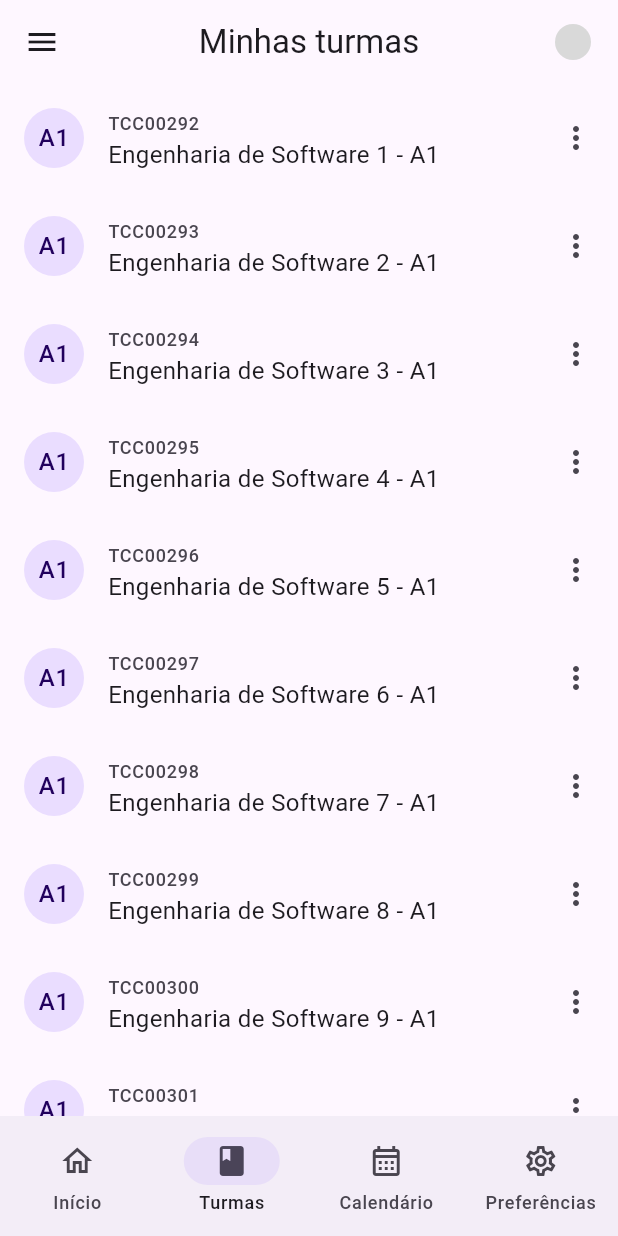
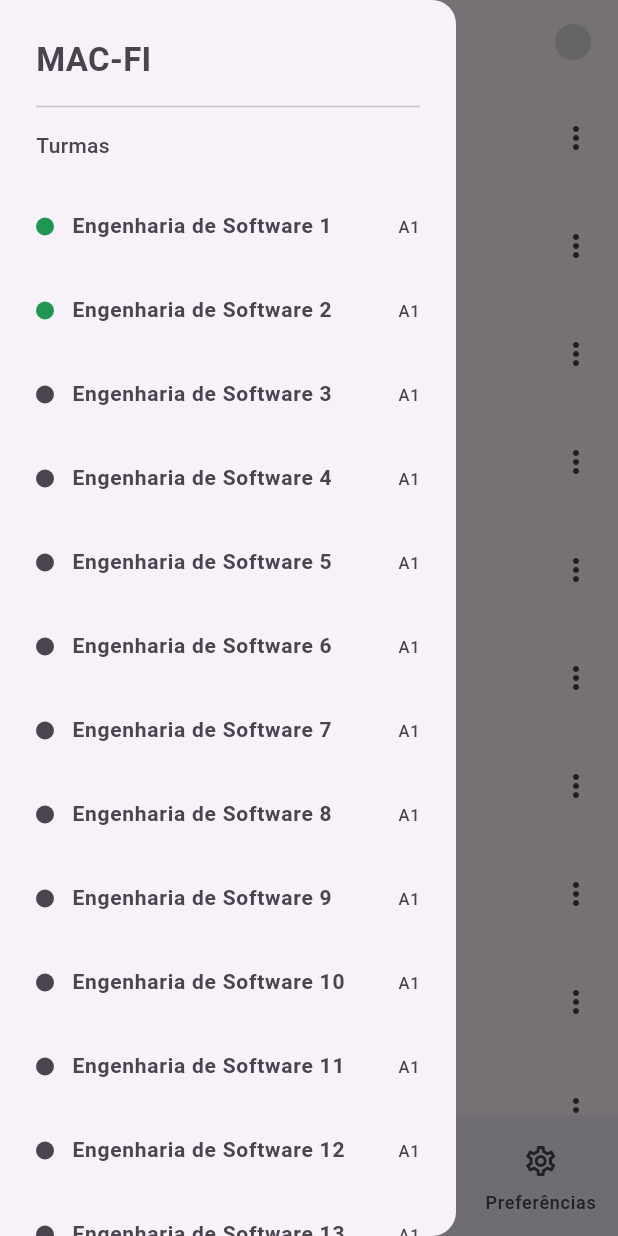
Before and after one commit to BrunaBecker/ESII-Chamada-Inteligente, a Flutter app: the ClassesWidget screen opened by its route, with the side drawer open (before the commit the screen has no drawer), on a phone screen of 412 x 824 dp. Run offline on Flutter 3.47's test engine with Material 2 defaults, Android fonts, the phone set to English and light mode, and no system bars; our stand-ins replace get, mask_text_input_formatter.

Commit message:
Add classes drawer

```diff
--- a/lib/app/core/theme/app_colors.dart
+++ b/lib/app/core/theme/app_colors.dart
@@ -13,6 +13,8 @@ abstract class AppColors {
 
   static const onSurface = Color(0xff1D1B20);
 
+  static const onSurfaceVariant = Color(0xff49454F);
+
   static const black = Colors.black;
 
   static const white = Colors.white;
@@ -20,4 +22,6 @@ abstract class AppColors {
   static const darkGray = Color(0xff49454F);
 
   static const lightGray = Color(0xffD9D9D9);
+
+  static const green1 = Color(0xff219653);
 }
--- a/lib/app/pages/classes/classes_controller.dart
+++ b/lib/app/pages/classes/classes_controller.dart
@@ -2,24 +2,32 @@ import 'package:get/get.dart';
 
 class ClassesController extends GetxController {
   final _isLoading = false.obs;
-  final _classesList = <Map<String, String>>[].obs;
+  final _classesList = <Map<String, dynamic>>[].obs;
 
   bool get isLoading => _isLoading.value;
-  List<Map<String, String>> get classesList => _classesList;
+  List<Map<String, dynamic>> get classesList => _classesList;
 
   @override
   void onReady() {
     _isLoading.value = true;
     // TODO: get classes
     for (var i = 1; i < 21; i++) {
-      _classesList.add({
+      classesList.add({
         "code": "TCC00${291 + i}",
         "name": "Engenharia de Software $i",
         "class": "A1",
+        "activeAttendance": false,
       });
     }
+    classesList[0]["activeAttendance"] = true;
+    classesList[1]["activeAttendance"] = true;
 
     _isLoading.value = false;
     super.onReady();
   }
+
+  void toggleAttendance(int index) {
+    classesList[index]["activeAttendance"] = !classesList[index]["activeAttendance"]!;
+    update();
+  }
 }
--- a/lib/app/pages/classes/classes_widget.dart
+++ b/lib/app/pages/classes/classes_widget.dart
@@ -5,6 +5,7 @@ import '../../core/theme/app_colors.dart';
 import '../../core/widgets/bottom_nav_bar.dart';
 import '../../core/widgets/profile_picture_button.dart';
 import 'classes_controller.dart';
+import 'widgets/classes_drawer.dart';
 
 class ClassesWidget extends StatelessWidget {
   const ClassesWidget({super.key});
@@ -12,11 +13,8 @@ class ClassesWidget extends StatelessWidget {
   @override
   Widget build(BuildContext context) {
     return Scaffold(
+      drawer: const ClassesDrawer(),
       appBar: AppBar(
-        leading: IconButton(
-          onPressed: () {},
-          icon: const Icon(Icons.menu),
-        ),
         title: const Text("Minhas turmas"),
         centerTitle: true,
         actions: const [
--- /dev/null
+++ b/lib/app/pages/classes/widgets/classes_drawer.dart
@@ -0,0 +1,94 @@
+import 'package:flutter/material.dart';
+import 'package:get/get.dart';
+
+import '../../../core/theme/app_colors.dart';
+import '../../../core/widgets/spacing.dart';
+import '../classes_controller.dart';
+
+class ClassesDrawer extends StatelessWidget {
+  const ClassesDrawer({super.key});
+
+  @override
+  Widget build(BuildContext context) {
+    return SafeArea(
+      child: GetBuilder(
+        init: Get.find<ClassesController>(),
+        builder: (controller) => Drawer(
+          child: Padding(
+            padding: const EdgeInsets.only(
+              top: 24.0,
+              left: 24.0,
+              right: 24.0,
+              bottom: 0.0,
+            ),
+            child: Column(
+              crossAxisAlignment: CrossAxisAlignment.start,
+              children: [
+                const Text(
+                  "MAC-FI",
+                  style: TextStyle(
+                    color: AppColors.onSurfaceVariant,
+                    fontSize: 22,
+                    fontWeight: FontWeight.w700,
+                  ),
+                ),
+                Container(
+                  margin: const EdgeInsets.symmetric(vertical: 8.0),
+                  child: const Divider(),
+                ),
+                const Text(
+                  "Turmas",
+                  style: TextStyle(
+                    color: AppColors.onSurfaceVariant,
+                    fontSize: 14,
+                    fontWeight: FontWeight.w500,
+                  ),
+                ),
+                const Spacing(8.0),
+                Expanded(
+                  child: ListView.builder(
+                    itemCount: controller.classesList.length + 1,
+                    itemBuilder: (context, index) {
+                      if (index == controller.classesList.length) {
+                        return const Divider();
+                      }
+
+                      final item = controller.classesList[index];
+                      return ListTile(
+                        onTap: () {
+                          controller.toggleAttendance(index);
+                          debugPrint(item["activeAttendance"].toString());
+                        },
+                        contentPadding: EdgeInsets.zero,
+                        horizontalTitleGap: 0,
+                        leading: Container(
+                          width: 12,
+                          height: 12,
+                          decoration: BoxDecoration(
+                            shape: BoxShape.circle,
+                            color: item["activeAttendance"]! ? AppColors.green1 : AppColors.onSurfaceVariant,
+                          ),
+                        ),
+                        title: Text(
+                          item["name"]!,
+                          style: const TextStyle(
+                            color: AppColors.onSurfaceVariant,
+                            fontSize: 14,
+                            fontWeight: FontWeight.bold,
+                          ),
+                        ),
+                        trailing: Text(
+                          item["class"],
+                        ),
+                      );
+                    },
+                  ),
+                ),
+              ],
+            ),
+          ),
+        ),
+      ),
+    );
+  }
+}
```
